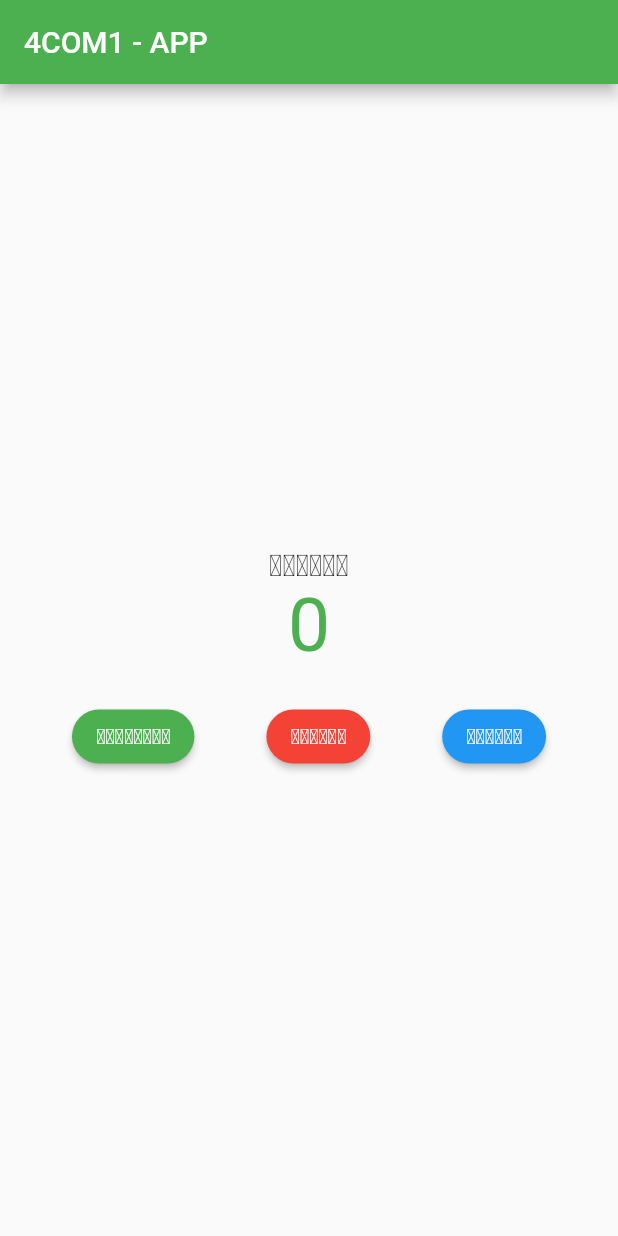
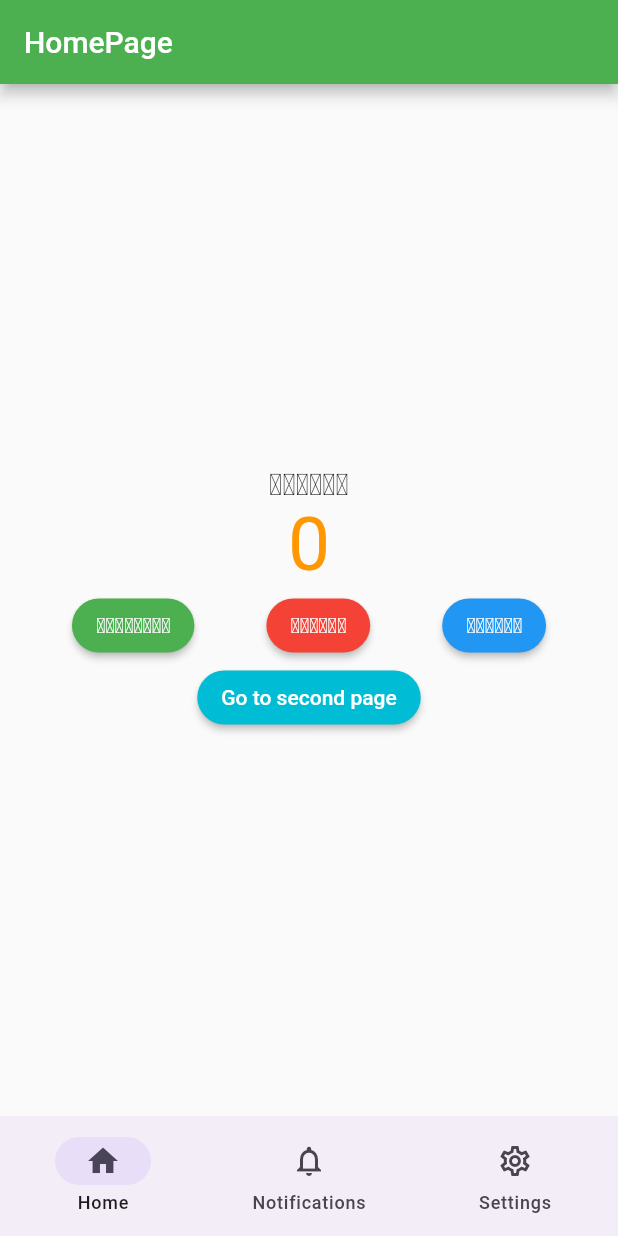
Before and after one commit to Monaliza14xx/flutter-4com1, a Flutter app: the screen it shows after launch, on a phone screen of 412 x 824 dp. Run offline on Flutter 3.47's test engine with Material 2 defaults, Android fonts, the phone set to English and light mode, and no system bars.

Commit message:
chore: Add CustomButton widget and functionality to increment, decrement, and reset counter

```diff
--- /dev/null
+++ b/lib/components/buttoms/custom_buttom.dart
@@ -0,0 +1,27 @@
+
+import 'package:flutter/material.dart';
+
+class CustomButton extends StatelessWidget {
+  const CustomButton(
+      {Key? key,
+      required this.btnFunc,
+      required this.btnText,
+      required this.btnColor})
+      : super(key: key);
+
+  final Function() btnFunc;
+  final String btnText;
+  final Color btnColor;
+
+  @override
+  Widget build(BuildContext context) {
+    return ElevatedButton(
+        onPressed: btnFunc,
+        style: ElevatedButton.styleFrom(
+          onPrimary: Colors.white,
+            primary: btnColor,
+            shape: RoundedRectangleBorder(
+                borderRadius: BorderRadius.circular(20))),
+        child: Text(btnText));
+  }
+}
--- /dev/null
+++ b/lib/components/navbar/navigation_bar.dart
@@ -0,0 +1,87 @@
+import 'package:flutter/material.dart';
+import '../buttoms/custom_buttom.dart';
+import '../pages/home_page.dart';
+import '../pages/second_page.dart';
+
+class NavigationBarApp extends StatelessWidget {
+  const NavigationBarApp({super.key});
+
+  @override
+  Widget build(BuildContext context) {
+    return MaterialApp(
+        theme: ThemeData(useMaterial3: true, primarySwatch: Colors.green),
+        home: const NavigationExample(),
+        routes: <String, WidgetBuilder>{
+          '/second': (BuildContext context) => const SecondPage(),
+          '/home': (BuildContext context) =>
+              const MyHomePage(title: 'HomePage'),
+        });
+  }
+}
+
+class NavigationExample extends StatefulWidget {
+  const NavigationExample({super.key});
+
+  @override
+  State<NavigationExample> createState() => _NavigationExampleState();
+}
+
+class _NavigationExampleState extends State<NavigationExample> {
+  int currentPageIndex = 0;
+
+  @override
+  Widget build(BuildContext context) {
+    final ThemeData theme = Theme.of(context);
+    return Scaffold(
+      bottomNavigationBar: NavigationBar(
+        onDestinationSelected: (int index) {
+          setState(() {
+            currentPageIndex = index;
+          });
+        },
+        selectedIndex: currentPageIndex,
+        destinations: const <Widget>[
+          NavigationDestination(
+            selectedIcon: Icon(Icons.home),
+            icon: Icon(Icons.home_outlined),
+            label: 'Home',
+          ),
+          NavigationDestination(
+            selectedIcon: Icon(Icons.notifications),
+            icon: Icon(Icons.notifications_outlined),
+            label: 'Notifications',
+          ),
+          NavigationDestination(
+            selectedIcon: Icon(Icons.settings),
+            icon: Icon(Icons.settings_outlined),
+            label: 'Settings',
+          ),
+        ],
+      ),
+      body: <Widget>[
+        const MyHomePage(title: "HomePage"),
+        Card(
+          shadowColor: Colors.transparent,
+          margin: const EdgeInsets.all(8.0),
+          child: SizedBox.expand(
+            child: Center(
+                child: CustomButton(
+                    btnFunc: () {}, btnColor: Colors.red, btnText: "Click")),
+          ),
+        ),
+        Card(
+          shadowColor: Colors.transparent,
+          margin: const EdgeInsets.all(8.0),
+          child: SizedBox.expand(
+            child: Center(
+              child: Text(
+                'Settings page',
+                style: theme.textTheme.titleLarge,
+              ),
+            ),
+          ),
+        ),
+      ][currentPageIndex],
+    );
+  }
+}
--- /dev/null
+++ b/lib/components/pages/home_page.dart
@@ -0,0 +1,97 @@
+import 'package:flutter/material.dart';
+import '../buttoms/custom_buttom.dart';
+
+class MyHomePage extends StatefulWidget {
+  const MyHomePage({Key? key, required this.title}) : super(key: key);
+  final String title;
+
+  @override
+  State<MyHomePage> createState() => _MyHomePageState();
+}
+
+class _MyHomePageState extends State<MyHomePage> {
+  int _counter = 0;
+
+  void _incrementCounter() {
+    setState(() {
+      _counter++;
+    });
+  }
+
+  void _disincrementCounter() {
+    setState(() {
+      if (_counter > 0) {
+        _counter--;
+      }
+    });
+  }
+
+  void _resetCounter() {
+    setState(() {
+      _counter = 0;
+    });
+  }
+
+  void _goToSecondPage() {
+    Navigator.pushNamed(context, '/second');
+  }
+
+  @override
+  Widget build(BuildContext context) {
+    return MaterialApp(
+      theme: ThemeData(primarySwatch: Colors.green),
+      home: Scaffold(
+        appBar: AppBar(
+          title: Text(widget.title),
+        ),
+        body: Center(
+          // Center is a layout widget. It takes a single child and positions it
+          // in the middle of the parent.
+          child: Column(
+            mainAxisAlignment: MainAxisAlignment.center,
+            children: <Widget>[
+              const Text(
+                'ຈຳນວນ',
+                style: TextStyle(fontSize: 20),
+              ),
+              Text(
+                '$_counter',
+                style: const TextStyle(fontSize: 50, color: Colors.orange),
+              ),
+              Row(
+                  mainAxisAlignment: MainAxisAlignment.spaceEvenly,
+                  children: <Widget>[
+                    CustomButton(
+                      btnFunc: _incrementCounter,
+                      btnColor: Colors.green,
+                      btnText: "ເພີ່ມຄ່າ",
+                    ),
+                    CustomButton(
+                      btnFunc: _disincrementCounter,
+                      btnColor: Colors.red,
+                      btnText: "ລົບຄ່າ",
+                    ),
+                    CustomButton(
+                      btnFunc: _resetCounter,
+                      btnColor: Colors.blue,
+                      btnText: "ຄືນຄ່າ",
+                    ),
+                  ]),
+              CustomButton(
+                btnFunc: _goToSecondPage,
+                btnColor: Colors.cyan,
+                btnText: "Go to second page",
+              )
+            ],
+          ),
+        ),
+      ),
+    );
+  }
+
+  _doubleCounter() {
+    setState(() {
+      _counter = _counter * 2;
+    });
+  }
+}
--- /dev/null
+++ b/lib/components/pages/second_page.dart
@@ -0,0 +1,35 @@
+
+import 'package:flutter/material.dart';
+
+class SecondPage extends StatelessWidget {
+  const SecondPage({Key? key}) : super(key: key);
+
+  @override
+  Widget build(BuildContext context) {
+    return Scaffold(
+      appBar: AppBar(title: const Text("Second Page")),
+      body: Center(
+        child: Column(
+          mainAxisAlignment: MainAxisAlignment.center,
+          children: <Widget>[
+            ElevatedButton(
+              style: ElevatedButton.styleFrom(
+                primary: Colors.cyan,
+                onPrimary: Colors.white,
+                shape: RoundedRectangleBorder(
+                  borderRadius: BorderRadius.circular(20),
+                ),
+              ),
+              onPressed: () {
+                Navigator.pop(context);
+              },
+              child: const Text('Back to Home'),
+            )
+          ],
+        ),
+      ),
+    );
+
+
+  }
+}
--- a/lib/main.dart
+++ b/lib/main.dart
@@ -1,9 +1,9 @@
 import 'package:flutter/material.dart';
+import 'components/navbar/navigation_bar.dart';
 
 void main() {
   runApp(const MyApp());
 }
-
 class MyApp extends StatelessWidget {
   const MyApp({Key? key}) : super(key: key);
 
@@ -13,137 +13,9 @@ class MyApp extends StatelessWidget {
     return MaterialApp(
       title: 'Flutter Demo',
       theme: ThemeData(
-        // This is the theme of your application.
-        //
-        // Try running your application with "flutter run". You'll see the
-        // application has a blue toolbar. Then, without quitting the app, try
-        // changing the primarySwatch below to Colors.green and then invoke
-        // "hot reload" (press "r" in the console where you ran "flutter run",
-        // or simply save your changes to "hot reload" in a Flutter IDE).
-        // Notice that the counter didn't reset back to zero; the application
-        // is not restarted.
-        primarySwatch: Colors.green,
+        primarySwatch: Colors.blue,
       ),
-      home: const MyHomePage(title: '4COM1 - APP'),
+      home: const NavigationBarApp(),
     );
   }
 }
-
-class MyHomePage extends StatefulWidget {
-  const MyHomePage({Key? key, required this.title}) : super(key: key);
-  final String title;
-
-  @override
-  State<MyHomePage> createState() => _MyHomePageState();
-}
-
-class CustomButton extends StatelessWidget {
-  const CustomButton(
-      {Key? key,
-      required this.funcPromt,
-      required this.btnText,
-      required this.btnColor})
-      : super(key: key);
-
-  final Function() funcPromt;
-  final String btnText;
-  final Color btnColor;
-
-  @override
-  Widget build(BuildContext context) {
-    return ElevatedButton(
-        onPressed: funcPromt,
-        style: ElevatedButton.styleFrom(
-            primary: btnColor,
-            shape: RoundedRectangleBorder(
-                borderRadius: BorderRadius.circular(20))),
-        child: Text(btnText));
-  }
-}
-
-class _MyHomePageState extends State<MyHomePage> {
-  int _counter = 0;
-
-  void _incrementCounter() {
-    setState(() {
-      _counter++;
-    });
-  }
-
-  void _disincrementCounter() {
-    setState(() {
-      // if(_counter <= 0){
-      //   _counter = 0;
-      // }else{
-      //   _counter--;
-      // }
-
-      if(_counter > 0){
-        _counter--;
-      }
-
-    });
-  }
-
-  void _resetCounter() {
-    setState(() {
-      _counter = 0;
-    });
-  }
-
-  @override
-  Widget build(BuildContext context) {
-    // This method is rerun every time setState is called, for instance as done
-    // by the _incrementCounter method above.
-    //
-    // The Flutter framework has been optimized to make rerunning build methods
-    // fast, so that you can just rebuild anything that needs updating rather
-    // than having to individually change instances of widgets.
-    return Scaffold(
-      appBar: AppBar(
-        // Here we take the value from the MyHomePage object that was created by
-        // the App.build method, and use it to set our appbar title.
-        title: Text(widget.title),
-      ),
-      body: Center(
-        // Center is a layout widget. It takes a single child and positions it
-        // in the middle of the parent.
-        child: Column(
-          mainAxisAlignment: MainAxisAlignment.center,
-          children: <Widget>[
-            const Text(
-              'ຈຳນວນ',
-              style: TextStyle(fontSize: 20),
-            ),
-            Text(
-              '$_counter',
-              style: const TextStyle(color: Colors.green, fontSize: 50),
-            ),
-            const SizedBox(height: 20),
-            Row(
-              mainAxisAlignment: MainAxisAlignment.spaceEvenly,
-              children: <Widget>[
-                CustomButton(
-                  funcPromt: _incrementCounter,
-                  btnColor: Colors.green,
-                  btnText: 'ເພີ່ມຄ່າ',
-                ),
-                CustomButton(
-                  funcPromt: _disincrementCounter,
-                  btnColor: Colors.red,
-                  btnText: 'ລົບຄ່າ',
-                ),
-                CustomButton(
-                  funcPromt: _resetCounter,
-                  btnColor: Colors.blue,
-                  btnText: 'ຄືນຄ່າ',
-                ),
-              ],
-            )
-          ],
-        ),
-      ),
-      // This trailing comma makes auto-formatting nicer for build methods.
-    );
-  }
-}
```
